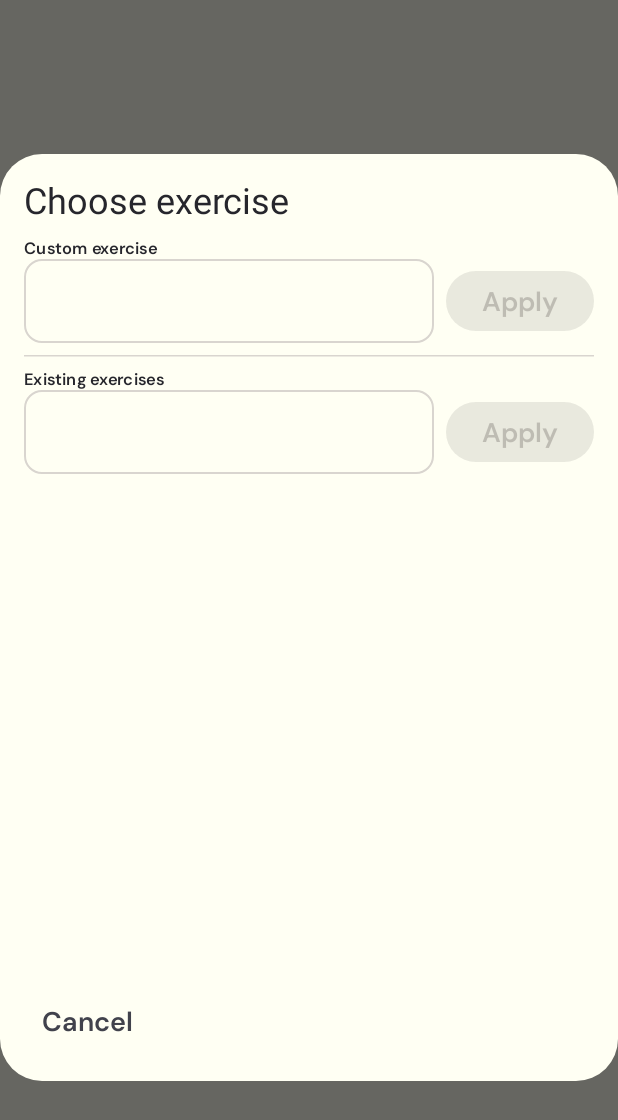
After one commit to tugilane/MAD-2026-Group54, an Android app built with Jetpack Compose: the composable ExercisePickerPopup called with empty values, on a phone screen of 412 x 824 dp. The commit adds this screen. Shown: the top 1120 px of the screen. Run offline under Robolectric (Android 15) with nearby library versions, the phone set to English and light mode, and no system bars.

Commit message:
fully functional popup for exercise search and custom naming in workout plan editor (#22)

```diff
--- a/app/src/main/java/ee/ut/cs/mad/strideset/MainActivity.kt
+++ b/app/src/main/java/ee/ut/cs/mad/strideset/MainActivity.kt
@@ -22,6 +22,7 @@ class MainActivity : ComponentActivity() {
         super.onCreate(savedInstanceState)
         val settingsRepository = (application as StrideSetApplication).container.settingsRepository
         val savedPlans = (application as StrideSetApplication).container.workoutPlanRepository.observePlans()
+        val exercises = (application as StrideSetApplication).container.exerciseRepository.observeExercises()
         val settingsFlow = settingsRepository.settings.catch { error ->
             if (error is IOException) {
                 Toast.makeText(this@MainActivity, R.string.settings_load_error, Toast.LENGTH_LONG).show()
@@ -39,6 +40,7 @@ class MainActivity : ComponentActivity() {
                 StrideSetApp(
                     settings = settings,
                     savedPlans = savedPlans,
+                    availableExercises = exercises,
                     onDistanceUnitSelected = { unit ->
                         saveSetting { settingsRepository.setDistanceUnit(unit) }
                     },
--- /dev/null
+++ b/app/src/main/java/ee/ut/cs/mad/strideset/ui/components/ExercisePickerPopup.kt
@@ -0,0 +1,158 @@
+package ee.ut.cs.mad.strideset.ui.components
+
+import androidx.compose.foundation.layout.Column
+import androidx.compose.foundation.layout.Row
+import androidx.compose.foundation.layout.Arrangement
+import androidx.compose.foundation.selection.selectable
+import androidx.compose.foundation.layout.fillMaxHeight
+import androidx.compose.foundation.layout.fillMaxWidth
+import androidx.compose.foundation.layout.padding
+import androidx.compose.foundation.lazy.LazyColumn
+import androidx.compose.material3.MaterialTheme
+import androidx.compose.material3.HorizontalDivider
+import androidx.compose.material3.Button
+import androidx.compose.material3.OutlinedTextField
+import androidx.compose.material3.Surface
+import androidx.compose.material3.Text
+import androidx.compose.material3.TextButton
+import androidx.compose.runtime.Composable
+import androidx.compose.runtime.getValue
+import androidx.compose.runtime.mutableStateOf
+import androidx.compose.runtime.saveable.rememberSaveable
+import androidx.compose.runtime.setValue
+import androidx.compose.ui.Alignment
+import androidx.compose.ui.Modifier
+import androidx.compose.ui.platform.LocalFocusManager
+import androidx.compose.ui.res.stringResource
+import androidx.compose.ui.semantics.contentDescription
+import androidx.compose.ui.semantics.semantics
+import androidx.compose.ui.window.Dialog
+import ee.ut.cs.mad.strideset.R
+import ee.ut.cs.mad.strideset.data.model.Exercise
+import ee.ut.cs.mad.strideset.data.model.ExerciseType
+import ee.ut.cs.mad.strideset.ui.theme.Dimens
+
+@Composable
+internal fun ExercisePickerPopup(
+    exercises: List<Exercise>,
+    onSelect: (Exercise) -> Unit,
+    onDismiss: () -> Unit,
+) {
+    var customExerciseName by rememberSaveable { mutableStateOf("") }
+    var search by rememberSaveable { mutableStateOf("") }
+    // The bottom Apply button uses the selected library exercise.
+    var selectedId by rememberSaveable { mutableStateOf<Long?>(null) }
+    val focusManager = LocalFocusManager.current
+    val selectedExercise = exercises.firstOrNull { it.id == selectedId }
+    val duplicateName = exercises.any {
+        it.name.equals(customExerciseName.trim(), ignoreCase = true)
+    }
+    val matchingExercises = exercises.filter { it.name.contains(search.trim(), ignoreCase = true) }
+    val customExerciseLabel = stringResource(R.string.custom_exercise)
+    Dialog(onDismissRequest = onDismiss) {
+        Surface(shape = MaterialTheme.shapes.extraLarge) {
+            Column(
+                modifier = Modifier.fillMaxHeight(0.75f).padding(Dimens.cardPadding),
+            ) {
+                Text(
+                    stringResource(R.string.choose_exercise),
+                    style = MaterialTheme.typography.headlineSmall,
+                )
+                // Keep custom exercise entry visible while the library scrolls.
+                Text(
+                    stringResource(R.string.custom_exercise),
+                    style = MaterialTheme.typography.labelMedium,
+                    modifier = Modifier.padding(top = Dimens.spacingSmall),
+                )
+                Row(
+                    verticalAlignment = Alignment.CenterVertically,
+                    horizontalArrangement = Arrangement.spacedBy(Dimens.spacingSmall),
+                ) {
+                    OutlinedTextField(
+                        value = customExerciseName,
+                        onValueChange = { customExerciseName = it },
+                        isError = duplicateName,
+                        singleLine = true,
+                        shape = MaterialTheme.shapes.medium,
+                        modifier = Modifier.weight(1f).semantics {
+                            contentDescription = customExerciseLabel
+                        },
+                    )
+                    Button(
+                        enabled = customExerciseName.isNotBlank() && !duplicateName,
+                        onClick = {
+                            // Keep the custom exercise in the draft until the plan is saved.
+                            onSelect(Exercise(
+                                name = customExerciseName.trim(),
+                                type = ExerciseType.OTHER,
+                                isCustom = true,
+                            ))
+                        },
+                    ) {
+                        Text(stringResource(R.string.apply_exercise), style = MaterialTheme.typography.titleMedium)
+                    }
+                }
+                if (duplicateName) {
+                    Text(stringResource(R.string.exercise_name_taken), color = MaterialTheme.colorScheme.error)
+                }
+                HorizontalDivider(
+                    modifier = Modifier.padding(vertical = Dimens.spacingSmall),
+                )
+                Text(
+                    stringResource(R.string.search_exercises),
+                    style = MaterialTheme.typography.labelMedium,
+                )
+                Row(
+                    verticalAlignment = Alignment.CenterVertically,
+                    horizontalArrangement = Arrangement.spacedBy(Dimens.spacingSmall),
+                ) {
+                    val searchLabel = stringResource(R.string.search_exercises)
+                    OutlinedTextField(
+                        value = search,
+                        onValueChange = {
+                            search = it
+                            selectedId = null
+                        },
+                        singleLine = true,
+                        shape = MaterialTheme.shapes.medium,
+                        modifier = Modifier.weight(1f).semantics {
+                            contentDescription = searchLabel
+                        },
+                    )
+                    Button(
+                        enabled = selectedExercise != null,
+                        onClick = { selectedExercise?.let(onSelect) },
+                    ) {
+                        Text(stringResource(R.string.apply_exercise), style = MaterialTheme.typography.titleMedium)
+                    }
+                }
+                // Scroll the library while keeping the input and Cancel visible.
+                LazyColumn(modifier = Modifier.weight(1f)) {
+                    items(matchingExercises.size) { index ->
+                        val exercise = matchingExercises[index]
+                        Surface(
+                            color = MaterialTheme.colorScheme.surface,
+                            shape = MaterialTheme.shapes.medium,
+                            modifier = Modifier.fillMaxWidth().selectable(
+                                selected = selectedId == exercise.id,
+                                onClick = {
+                                    focusManager.clearFocus()
+                                    selectedId = exercise.id
+                                    search = exercise.name
+                                },
+                            ),
+                        ) {
+                            Text(exercise.name, modifier = Modifier.padding(Dimens.spacingSmall))
+                        }
+                    }
+                }
+                TextButton(
+                    onClick = onDismiss,
+                    modifier = Modifier.padding(top = Dimens.spacingSmall),
+                ) {
+                    Text(stringResource(R.string.cancel), style = MaterialTheme.typography.titleMedium)
+                }
+            }
+        }
+    }
+}
--- a/app/src/main/res/values/strings.xml
+++ b/app/src/main/res/values/strings.xml
@@ -52,4 +52,9 @@
         <item quantity="one">%d exercise</item>
         <item quantity="other">%d exercises</item>
     </plurals>
+    <string name="choose_exercise">Choose exercise</string>
+    <string name="custom_exercise">Custom exercise</string>
+    <string name="search_exercises">Existing exercises</string>
+    <string name="apply_exercise">Apply</string>
+    <string name="exercise_name_taken">An exercise with this name already exists.</string>
 </resources>
```
Also changed, not shown: app/src/main/java/ee/ut/cs/mad/strideset/ui/PlanEditorScreen.kt (+81 -13 lines), app/src/main/java/ee/ut/cs/mad/strideset/ui/StrideSetApp.kt (+5 -2 lines).
